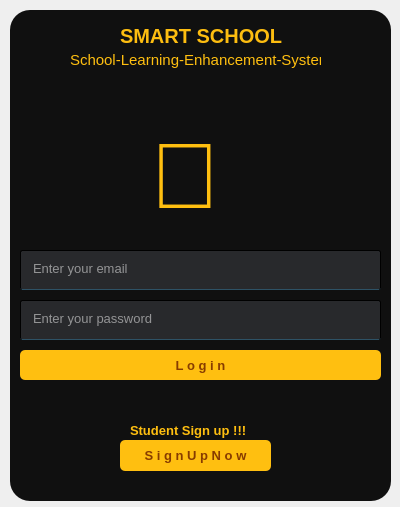
This is SmartSchool/login_form.ui in ismailuzum/Smart-School-School-Learning-Enhancement-System as Qt 5 draws it before an edit. The edited form follows.
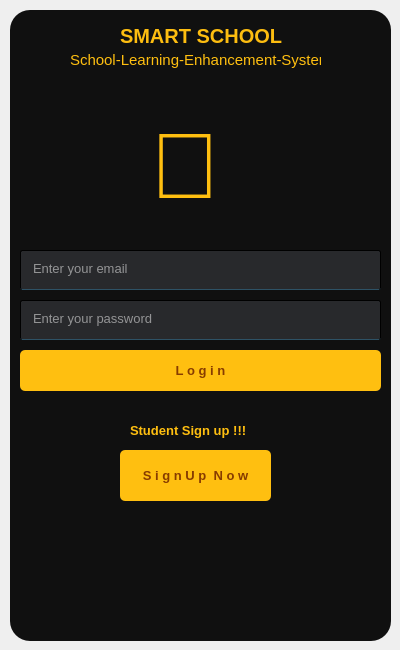
This is the edited form.

```diff
--- a/SmartSchool/login_form.ui
+++ b/SmartSchool/login_form.ui
@@ -7,7 +7,7 @@
     <x>0</x>
     <y>0</y>
     <width>400</width>
-    <height>507</height>
+    <height>650</height>
    </rect>
   </property>
   <property name="minimumSize">
@@ -28,13 +28,13 @@
      <x>10</x>
      <y>10</y>
      <width>381</width>
-     <height>491</height>
+     <height>631</height>
     </rect>
    </property>
    <property name="maximumSize">
     <size>
      <width>400</width>
-     <height>500</height>
+     <height>650</height>
     </size>
    </property>
    <property name="styleSheet">
@@ -114,7 +114,7 @@
       <x>10</x>
       <y>340</y>
       <width>361</width>
-      <height>30</height>
+      <height>41</height>
      </rect>
     </property>
     <property name="font">
@@ -144,7 +144,7 @@
     <property name="geometry">
      <rect>
       <x>140</x>
-      <y>110</y>
+      <y>100</y>
       <width>101</width>
       <height>111</height>
      </rect>
@@ -188,9 +188,9 @@
     <property name="geometry">
      <rect>
       <x>110</x>
-      <y>430</y>
+      <y>440</y>
       <width>151</width>
-      <height>31</height>
+      <height>51</height>
      </rect>
     </property>
     <property name="font">
@@ -213,7 +213,7 @@
 </string>
     </property>
     <property name="text">
-     <string>S i g n U p N o w</string>
+     <string>S i g n U p  N o w</string>
     </property>
    </widget>
    <widget class="QLabel" name="label_3">
```
